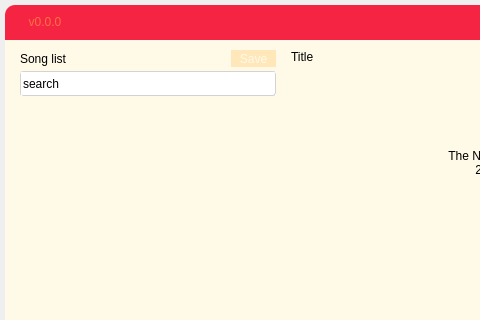
Before: the Qt Designer form mainwindow.ui in byydzh/CSCI3280-2022-23-Project-PlanB, drawn with Qt 5; both pictures show x 0 to 480 and y 0 to 320 of the 971 by 514 pixel window.
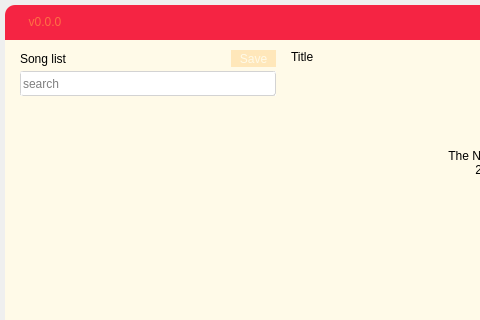
After: the same form once the commit is applied. Icons and pictures are not drawn.

The edit to the form file:
```diff
--- a/mainwindow.ui
+++ b/mainwindow.ui
@@ -417,7 +417,7 @@
 }</string>
              </property>
              <property name="text">
-              <string>search</string>
+              <string/>
              </property>
              <property name="placeholderText">
               <string>search</string>
```
Left out of the diff: 39 changed lines with no effect on the pictures.
